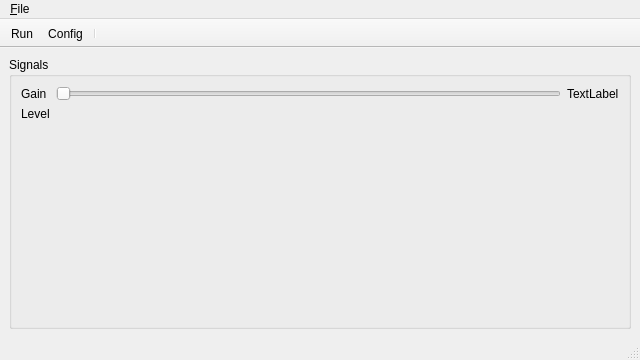
Above: src/audiovisual/windows/mainwindow.ui from sardylan/audiovisual before the change. Below: the same form after it.
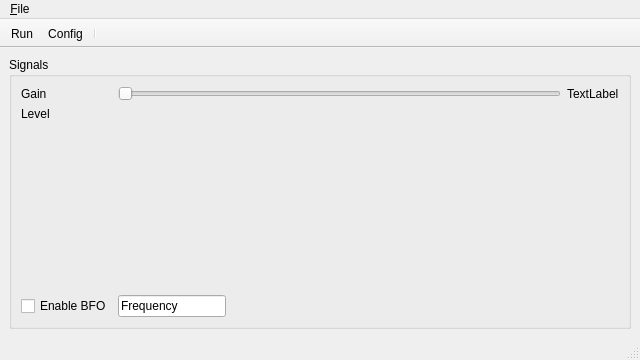
That is the form after the change.

Commit message: Adds BFO controls in MainWindow

The edit to the form file:
```diff
--- a/src/audiovisual/windows/mainwindow.ui
+++ b/src/audiovisual/windows/mainwindow.ui
@@ -20,7 +20,7 @@
       <property name="title">
        <string>Signals</string>
       </property>
-      <layout class="QGridLayout" name="gridLayout_2" rowstretch="0,0,1">
+                        <layout class="QGridLayout" name="gridLayout_2" rowstretch="0,0,1,0" columnstretch="0,0,1,0">
        <item row="0" column="0">
         <widget class="QLabel" name="gainLabel">
          <property name="text">
@@ -28,13 +28,20 @@
          </property>
         </widget>
        </item>
-       <item row="0" column="1">
+                            <item row="0" column="1" colspan="2">
         <widget class="QSlider" name="gainSlider">
          <property name="orientation">
           <enum>Qt::Horizontal</enum>
          </property>
         </widget>
        </item>
+                            <item row="0" column="3">
+                                <widget class="QLabel" name="gainValue">
+                                    <property name="text">
+                                        <string>TextLabel</string>
+                                    </property>
+                                </widget>
+                            </item>
        <item row="1" column="0">
         <widget class="QLabel" name="vuMeterlabel">
          <property name="text">
@@ -42,26 +49,35 @@
          </property>
         </widget>
        </item>
-       <item row="0" column="2">
-        <widget class="QLabel" name="gainValue">
-         <property name="text">
-          <string>TextLabel</string>
-         </property>
-        </widget>
-       </item>
-       <item row="1" column="1" colspan="2">
+                            <item row="1" column="1" colspan="3">
         <widget class="QStackedWidget" name="vuMeterStackedWidget"/>
        </item>
-       <item row="2" column="0" colspan="3">
+                            <item row="2" column="0" colspan="4">
         <widget class="QStackedWidget" name="waterfallWidget"/>
        </item>
-      </layout>
+                            <item row="3" column="0">
+                                <widget class="QCheckBox" name="bfoCheckBox">
+                                    <property name="text">
+                                        <string>Enable BFO</string>
+                                    </property>
+                                </widget>
+                            </item>
+                            <item row="3" column="1">
+                                <widget class="QLineEdit" name="bfoFrequenctValue">
+                                    <property name="text">
+                                        <string>Frequency</string>
+                                    </property>
+                                </widget>
+                            </item>
+                        </layout>
+                        <zorder>bfoCheckBox</zorder>
       <zorder>waterfallWidget</zorder>
       <zorder>vuMeterlabel</zorder>
       <zorder>vuMeterStackedWidget</zorder>
       <zorder>gainLabel</zorder>
       <zorder>gainSlider</zorder>
       <zorder>gainValue</zorder>
+                        <zorder>bfoFrequenctValue</zorder>
      </widget>
     </item>
    </layout>
@@ -72,7 +88,7 @@
      <x>0</x>
      <y>0</y>
      <width>640</width>
-     <height>27</height>
+                    <height>19</height>
     </rect>
    </property>
    <widget class="QMenu" name="menu_File">
```
Lines whose indentation alone changed are shown as unchanged.
